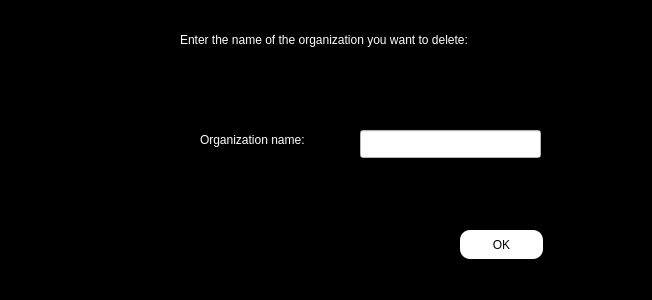
Above: enter/removing_organization.ui from Shayanrava/APproject before the change. Below: the same form after it.
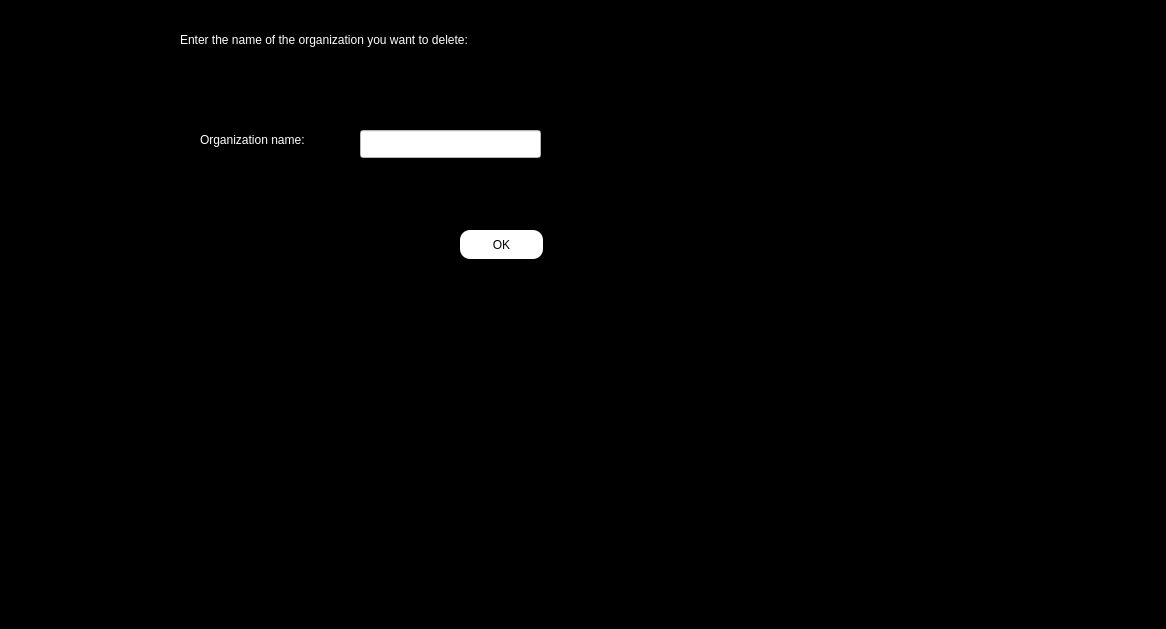
That is the form after the change.

The edit to the form file:
```diff
--- a/enter/removing_organization.ui
+++ b/enter/removing_organization.ui
@@ -6,8 +6,8 @@
    <rect>
     <x>0</x>
     <y>0</y>
-    <width>652</width>
-    <height>300</height>
+    <width>1166</width>
+    <height>629</height>
    </rect>
   </property>
   <property name="windowTitle">
```
